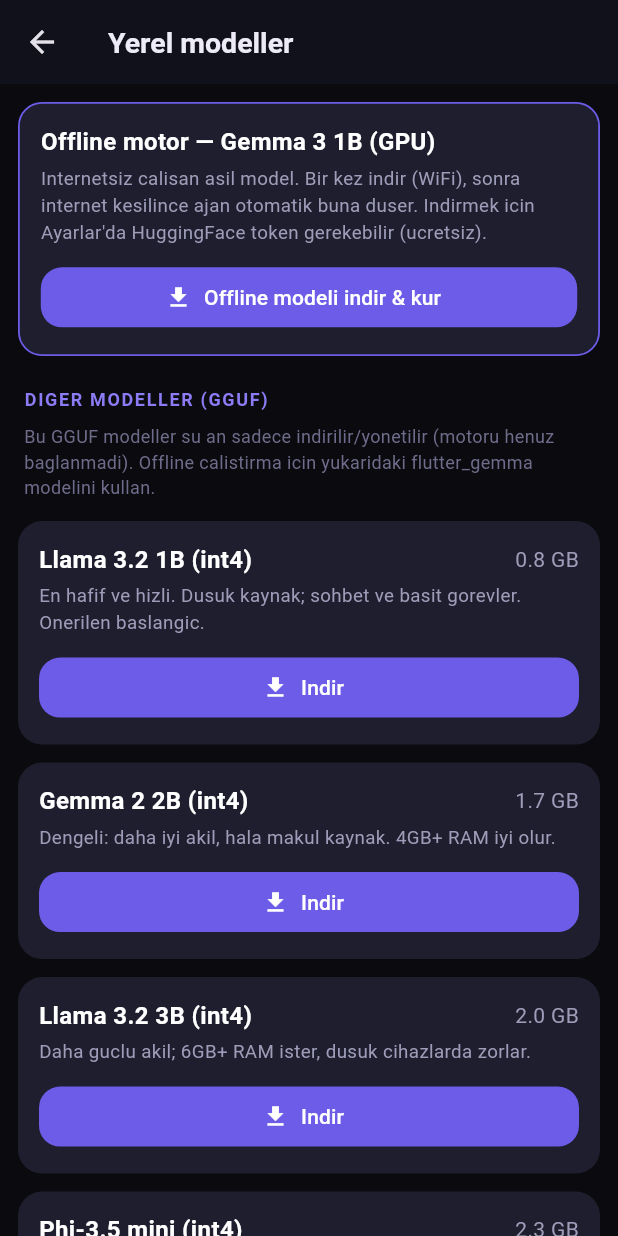
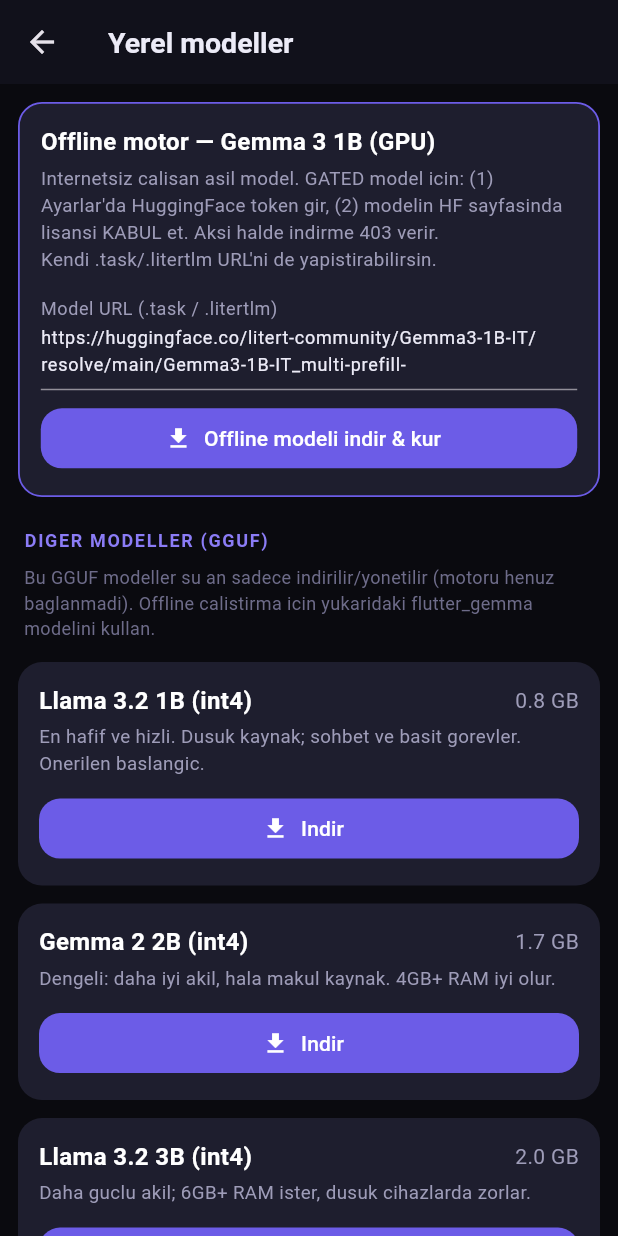
Before and after one commit to sol310698-ui/ajan, a Flutter app: the screen it shows after launch, in the side drawer, after a tap on "Yerel modeller", on a phone screen of 412 x 824 dp. Run offline on Flutter 3.47's test engine with Material 3 defaults, Android fonts, the phone set to English and light mode, and no system bars; our stand-ins replace flutter_riverpod, flutter_tts, shared_preferences, speech_to_text; missing offline and left inert: flutter_gemma, flutter_gemma_mediapipe.

Commit message:
fix: offline model indirme hatasini goster + ozel URL girisi
- gemma_engine.install artik gercek hata mesajini doner (yutmaz)
- Yerel modeller: offline motor icin URL alani + hata kutusu + gated model
  rehberi (token + HF sayfasinda lisans kabul)

```diff
--- a/lib/ui/local_models_screen.dart
+++ b/lib/ui/local_models_screen.dart
@@ -69,6 +69,8 @@ class _GemmaSectionState extends State<_GemmaSection> {
   bool _installed = false;
   bool _busy = false;
   double _progress = 0;
+  String _error = '';
+  final _urlCtrl = TextEditingController(text: GemmaEngine.recommendedUrl);
 
   @override
   void initState() {
@@ -78,23 +80,34 @@ class _GemmaSectionState extends State<_GemmaSection> {
     });
   }
 
+  @override
+  void dispose() {
+    _urlCtrl.dispose();
+    super.dispose();
+  }
+
   Future<void> _install() async {
     setState(() {
       _busy = true;
       _progress = 0;
+      _error = '';
     });
-    final ok = await gemmaEngine.install(onProgress: (p) {
-      if (mounted) setState(() => _progress = p);
-    });
+    final err = await gemmaEngine.install(
+      url: _urlCtrl.text,
+      onProgress: (p) {
+        if (mounted) setState(() => _progress = p);
+      },
+    );
     if (!mounted) return;
     setState(() {
       _busy = false;
-      _installed = ok;
+      _installed = err == null;
+      _error = err ?? '';
     });
     ScaffoldMessenger.of(context).showSnackBar(SnackBar(
-      content: Text(ok
+      content: Text(err == null
           ? 'Offline model kuruldu. Artik internetsiz de sohbet edebilirsin.'
-          : 'Kurulum basarisiz. HuggingFace token (Ayarlar) gerekebilir.'),
+          : 'Kurulum basarisiz. Ayrinti asagida.'),
     ));
   }
 
@@ -120,9 +133,10 @@ class _GemmaSectionState extends State<_GemmaSection> {
                   fontWeight: FontWeight.w600)),
           const SizedBox(height: 4),
           const Text(
-              'Internetsiz calisan asil model. Bir kez indir (WiFi), sonra '
-              'internet kesilince ajan otomatik buna duser. Indirmek icin '
-              'Ayarlar\'da HuggingFace token gerekebilir (ucretsiz).',
+              'Internetsiz calisan asil model. GATED model icin: (1) Ayarlar\'da '
+              'HuggingFace token gir, (2) modelin HF sayfasinda lisansi KABUL '
+              'et. Aksi halde indirme 403 verir. Kendi .task/.litertlm URL\'ni '
+              'de yapistirabilirsin.',
               style: TextStyle(color: AppColors.textSecondary, fontSize: 12.5)),
           const SizedBox(height: 10),
           if (_busy) ...[
@@ -146,7 +160,18 @@ class _GemmaSectionState extends State<_GemmaSection> {
                         fontWeight: FontWeight.w600)),
               ],
             )
-          else
+          else ...[
+            TextField(
+              controller: _urlCtrl,
+              style: const TextStyle(color: AppColors.textPrimary, fontSize: 12),
+              maxLines: 2,
+              minLines: 1,
+              decoration: const InputDecoration(
+                labelText: 'Model URL (.task / .litertlm)',
+                labelStyle: TextStyle(color: AppColors.textSecondary),
+              ),
+            ),
+            const SizedBox(height: 8),
             SizedBox(
               width: double.infinity,
               child: FilledButton.icon(
@@ -155,6 +180,21 @@ class _GemmaSectionState extends State<_GemmaSection> {
                 onPressed: _install,
               ),
             ),
+          ],
+          if (_error.isNotEmpty) ...[
+            const SizedBox(height: 8),
+            Container(
+              width: double.infinity,
+              padding: const EdgeInsets.all(8),
+              decoration: BoxDecoration(
+                color: const Color(0x33E74C3C),
+                borderRadius: BorderRadius.circular(8),
+              ),
+              child: SelectableText('Hata: $_error',
+                  style: const TextStyle(
+                      color: Color(0xFFFFB4A9), fontSize: 11.5)),
+            ),
+          ],
         ],
       ),
     );
```
Also changed, not shown: lib/core/local/gemma_engine.dart (+11 -6 lines).
